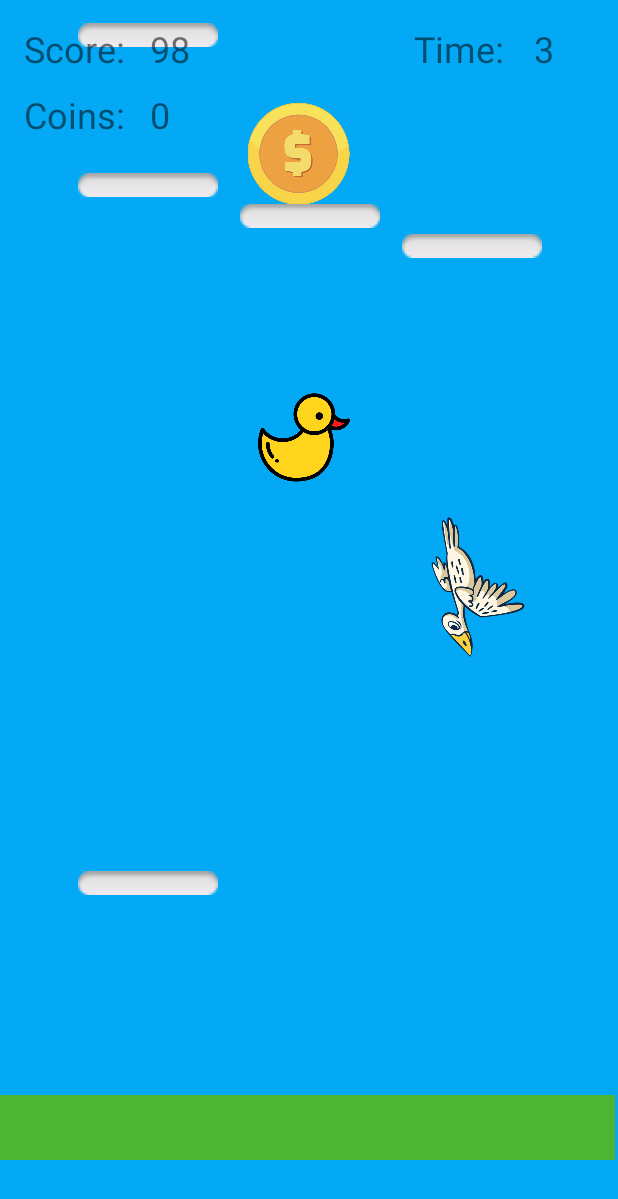
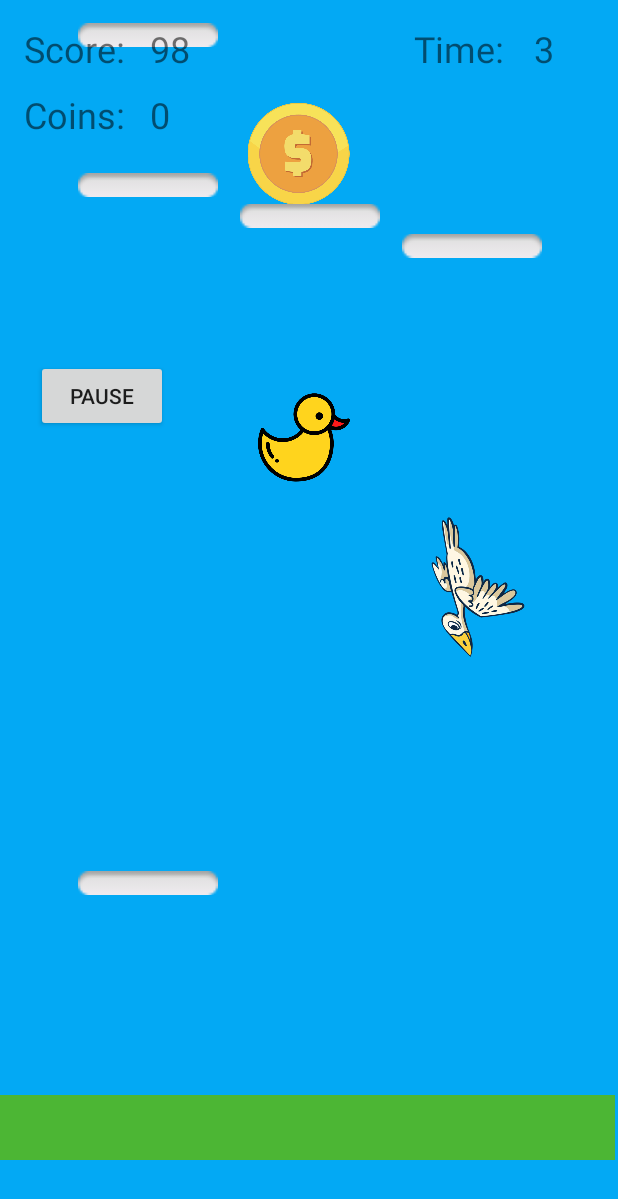
Before and after one commit to LukasOttenhof/Duckjump, an Android app: the GameManager screen opened directly, with no data from a screen before it, on a phone screen of 412 x 824 dp. Shown: the top 1199 px of the screen. Run offline under Robolectric (Android 15) with nearby library versions, the light colour scheme and no system bars; Roboto replaces fonts that are not available here.

Commit message:
Added the start of the pause button, the pause button is in xml, added pause and resume finction to animate and detect collision. added functions in game manager that are called when button pressed

```diff
--- a/duckJumpGame/app/src/main/java/com/example/duckjumpgame/AnimateAndDetectCollision.java
+++ b/duckJumpGame/app/src/main/java/com/example/duckjumpgame/AnimateAndDetectCollision.java
@@ -19,6 +19,8 @@ public class AnimateAndDetectCollision {
     private int screenHeight;
     protected Boolean stopRunnable = false; // Used to stop Runnables when game ends
     public ImageView imageToAnimate; // Made public for testing
+    private boolean isGamePaused = false;
+    private ObjectAnimator fallAnimator;
     private DuckPlayer duckPlayer;
     private int duration;
     private int respawnDelay;
@@ -55,10 +57,11 @@ public class AnimateAndDetectCollision {
      */
     public void startFallAnimation(){
         int originalY = (int)imageToAnimate.getY();
-        ObjectAnimator fallAnimator = ObjectAnimator.ofFloat(imageToAnimate, "translationY", originalY, screenHeight+400);
+        fallAnimator = ObjectAnimator.ofFloat(imageToAnimate, "translationY", originalY, screenHeight+400);
         fallAnimator.setInterpolator(new AccelerateInterpolator()); //Makes the platform accelerate rather than have a constant speed
         fallAnimator.setDuration(duration);
         fallAnimator.start();
+
     }
 
     /**
@@ -90,11 +93,13 @@ public class AnimateAndDetectCollision {
     Runnable platformRunnable = new Runnable() {
         public void run() {
             // Trigger the next fall animation after respawn
-            respawn();
+            if(!isGamePaused) {
+                respawn();
+            }
             imageToAnimate.setVisibility(View.VISIBLE);
             startFallAnimation();
             // Repeat the process if game hasn't ended
-            if(!stopRunnable) {
+            if(!stopRunnable ) {
                 platformHandler.postDelayed(this, respawnDelay);
             }
         }
@@ -133,6 +138,9 @@ public class AnimateAndDetectCollision {
         return (topCollision || bottomCollision || middleCollision) && (leftCollision || rightCollision);
 
     }
+
+
+
     /**
      * Used to end the runnables by setting the stopRunnable variable to true, this will make
      * the repeat condition in the Runnables false so they will stop running.
@@ -143,4 +151,27 @@ public class AnimateAndDetectCollision {
 
     }
 
+    //========================================
+    public void pauseAnimation() {
+        isGamePaused = true;
+        stopRunnable = true;
+        if (fallAnimator != null && fallAnimator.isRunning()) {
+            fallAnimator.pause();
+        }
+        // Additional logic for pausing any ongoing animations or transitions
+    }
+
+
+    //Resumes the animation
+    public void resumeAnimation() {
+        isGamePaused = false;
+        stopRunnable = false;
+        if (fallAnimator != null && fallAnimator.isPaused()) {
+            fallAnimator.resume();
+        } else {
+            startFallAnimation(); // Adjust this method or add other animations as needed
+        }
+    }
+
+
 }
--- a/duckJumpGame/app/src/main/res/layout/activity_game_manager.xml
+++ b/duckJumpGame/app/src/main/res/layout/activity_game_manager.xml
@@ -214,5 +214,16 @@
         app:layout_constraintTop_toTopOf="parent"
         app:srcCompat="@drawable/bird" />
 
+    <Button
+        android:id="@+id/pauseButton"
+        android:layout_width="wrap_content"
+        android:layout_height="wrap_content"
+        android:layout_marginStart="24dp"
+        android:layout_marginTop="240dp"
+        android:text="Pause"
+        android:onClick="pauseGame"
+        app:layout_constraintStart_toStartOf="parent"
+        app:layout_constraintTop_toTopOf="parent" />
+
 
 </androidx.constraintlayout.widget.ConstraintLayout>
```
Also changed, not shown: duckJumpGame/app/src/main/java/com/example/duckjumpgame/GameManager.java (+38 -0 lines).
